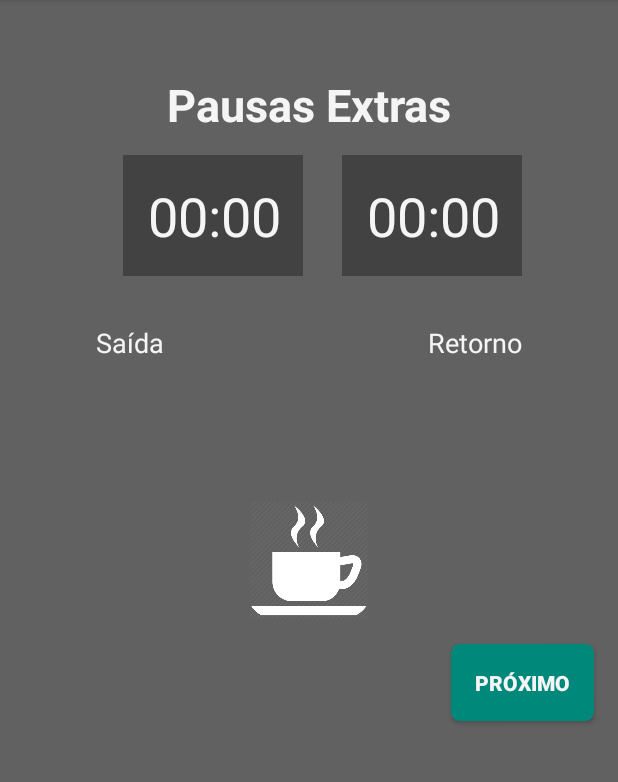
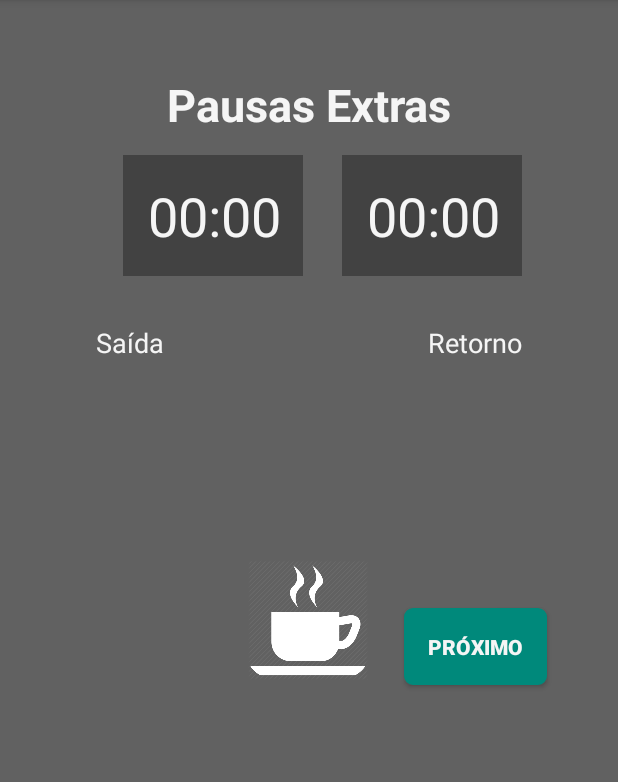
Before and after one commit to tiefz/calculadhora, an Android app: the fragment PausaExtra shown on its own in the app's theme, on a phone screen of 412 x 824 dp, the part 84-866 px from its top. Run offline under Robolectric (Android 15) with nearby library versions, the phone set to English and light mode, and no system bars.

Commit message:
Hotfix 1.1.3 fixes #1

```diff
--- a/CalculadHora/app/build.gradle
+++ b/CalculadHora/app/build.gradle
@@ -6,8 +6,8 @@ android {
         applicationId "br.com.insertkoin.calculadhora"
         minSdkVersion 15
         targetSdkVersion 27
-        versionCode 3
-        versionName "1.1.1"
+        versionCode 4
+        versionName "1.1.3"
         testInstrumentationRunner "android.support.test.runner.AndroidJUnitRunner"
     }
     buildTypes {
--- a/CalculadHora/app/src/main/java/br/com/insertkoin/calculadhora/Entrada.java
+++ b/CalculadHora/app/src/main/java/br/com/insertkoin/calculadhora/Entrada.java
@@ -12,7 +12,6 @@ import android.widget.EditText;
 import android.widget.ImageView;
 import android.widget.TimePicker;
 import android.widget.Toast;
-
 import java.util.Calendar;
 
 
--- a/CalculadHora/app/src/main/java/br/com/insertkoin/calculadhora/MainActivity.java
+++ b/CalculadHora/app/src/main/java/br/com/insertkoin/calculadhora/MainActivity.java
@@ -4,7 +4,6 @@ import android.content.DialogInterface;
 import android.content.Intent;
 import android.content.SharedPreferences;
 import android.os.Bundle;
-import android.preference.PreferenceManager;
 import android.support.design.widget.NavigationView;
 import android.support.v4.view.GravityCompat;
 import android.support.v4.widget.DrawerLayout;
--- a/CalculadHora/app/src/main/java/br/com/insertkoin/calculadhora/TabActivity.java
+++ b/CalculadHora/app/src/main/java/br/com/insertkoin/calculadhora/TabActivity.java
@@ -4,7 +4,6 @@ import android.content.Intent;
 import android.content.SharedPreferences;
 import android.os.Bundle;
 import android.support.design.widget.FloatingActionButton;
-import android.support.design.widget.Snackbar;
 import android.support.v4.app.Fragment;
 import android.support.v4.app.FragmentManager;
 import android.support.v4.app.FragmentPagerAdapter;
@@ -150,7 +149,7 @@ public class TabActivity extends AppCompatActivity {
                 ativaPausa = sharedPreferences.getBoolean("AtivaPausa", true);
             }
 
-            if(ativaPausa==false){
+            if(!ativaPausa){
 
                 switch (position) {
                     case 0:
--- a/CalculadHora/app/src/main/res/layout/fragment_pausa_extra.xml
+++ b/CalculadHora/app/src/main/res/layout/fragment_pausa_extra.xml
@@ -11,9 +11,9 @@
         android:id="@+id/proximoID4"
         android:layout_width="wrap_content"
         android:layout_height="wrap_content"
-        android:layout_marginTop="16dp"
-        android:layout_marginEnd="16dp"
-        android:layout_marginRight="16dp"
+        android:layout_marginStart="24dp"
+        android:layout_marginLeft="24dp"
+        android:layout_marginTop="64dp"
         android:background="@drawable/buttons"
         android:backgroundTint="@color/bg_green"
         android:padding="@dimen/activity_vertical_margin"
@@ -21,8 +21,8 @@
         android:textAllCaps="true"
         android:textColor="@color/cor_fonte"
         android:textStyle="bold"
-        app:layout_constraintEnd_toEndOf="parent"
-        app:layout_constraintTop_toBottomOf="@+id/coffeID"
+        app:layout_constraintStart_toEndOf="@+id/coffeID"
+        app:layout_constraintTop_toBottomOf="@+id/limparPausasID"
         tools:targetApi="lollipop" />
 
     <Button
@@ -142,31 +142,31 @@
         android:contentDescription="@string/tab_pausa"
         android:src="@drawable/coffe"
         app:layout_constraintEnd_toEndOf="parent"
+        app:layout_constraintHorizontal_bias="0.498"
         app:layout_constraintStart_toStartOf="parent"
-        app:layout_constraintTop_toBottomOf="@+id/botaoAddPausaID" />
+        app:layout_constraintTop_toBottomOf="@+id/limparPausasID" />
 
     <TextView
         android:id="@+id/maisPausasID"
         android:layout_width="wrap_content"
         android:layout_height="wrap_content"
-        android:layout_marginStart="8dp"
-        android:layout_marginLeft="8dp"
-        android:layout_marginTop="24dp"
+        android:layout_marginStart="16dp"
+        android:layout_marginLeft="16dp"
+        android:layout_marginTop="16dp"
         android:text="@string/botao_limpar"
         android:textColor="@color/cor_fonte"
         app:layout_constraintStart_toEndOf="@+id/limparPausasID"
-        app:layout_constraintTop_toBottomOf="@+id/textView6" />
+        app:layout_constraintTop_toBottomOf="@+id/botaoAddPausaID" />
 
     <ImageView
         android:id="@+id/limparPausasID"
         android:layout_width="wrap_content"
         android:layout_height="wrap_content"
-        android:layout_marginStart="8dp"
-        android:layout_marginLeft="8dp"
-        android:layout_marginTop="16dp"
+        android:layout_marginTop="8dp"
         android:contentDescription="@string/botao_limpar"
         android:src="@android:drawable/ic_menu_delete"
-        app:layout_constraintStart_toEndOf="@+id/botaoAddPausaID"
-        app:layout_constraintTop_toBottomOf="@+id/textView6" />
+        app:layout_constraintEnd_toEndOf="parent"
+        app:layout_constraintStart_toStartOf="parent"
+        app:layout_constraintTop_toBottomOf="@+id/botaoAddPausaID" />
 
 </android.support.constraint.ConstraintLayout>
--- a/CalculadHora/app/src/main/res/values/colors.xml
+++ b/CalculadHora/app/src/main/res/values/colors.xml
@@ -9,4 +9,5 @@
     <color name="bg_green">#00897b</color>
     <color name="Cinza_500">#9E9E9E</color>
     <color name="Cinza_300">#EEEEEE</color>
+    <color name="vermelho">#F44336</color>
 </resources>
--- a/CalculadHora/app/src/main/res/values/strings.xml
+++ b/CalculadHora/app/src/main/res/values/strings.xml
@@ -46,4 +46,5 @@
     <string name="salvar">Salvar</string>
     <string name="display3">Ajuste abaixo a quantidade de horas que você trabalha por dia (Sem contar o tempo de almoço).</string>
     <string name="display4">Você pode desativar o calculo de pausa extra se você não faz nenhuma pausa além do almoço.</string>
+    <string name="atencao">O Valor está menor que o anterior!</string>
 </resources>
--- a/CalculadHora/build.gradle
+++ b/CalculadHora/build.gradle
@@ -7,7 +7,7 @@ buildscript {
         jcenter()
     }
     dependencies {
-        classpath 'com.android.tools.build:gradle:3.3.2'
+        classpath 'com.android.tools.build:gradle:3.4.0'
 
 
         // NOTE: Do not place your application dependencies here; they belong
```
Also changed, not shown: CalculadHora/app/src/main/java/br/com/insertkoin/calculadhora/AlmocoR.java (+27 -4 lines), CalculadHora/app/src/main/java/br/com/insertkoin/calculadhora/AlmocoS.java (+26 -6 lines), CalculadHora/app/src/main/java/br/com/insertkoin/calculadhora/PausaExtra.java (+13 -2 lines), CalculadHora/app/src/main/java/br/com/insertkoin/calculadhora/SaidaCalculada.java (+14 -11 lines), CalculadHora/app/src/main/res/layout/fragment_almoco.xml (+13 -0 lines), CalculadHora/app/src/main/res/layout/fragment_almoco_r.xml (+13 -0 lines), CalculadHora/gradle/wrapper/gradle-wrapper.properties.
